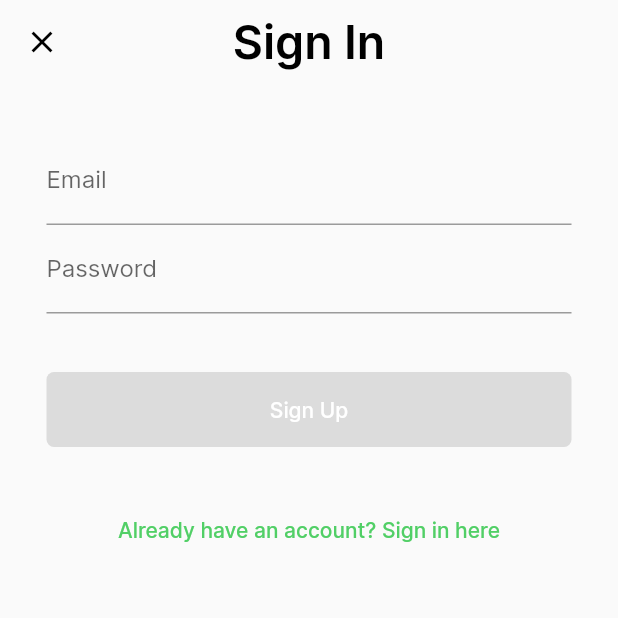
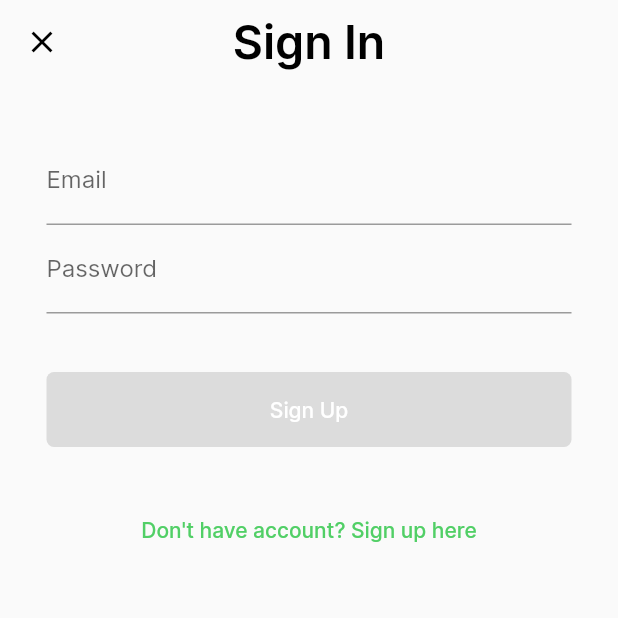
Before and after one commit to Bulk-bros/stattrack, a Flutter app: the screen it shows after launch, after a tap on "Email", on a phone screen of 412 x 824 dp, the top half of it. Run offline on Flutter 3.47's test engine with Material 2 defaults, Android fonts, the phone set to English and light mode, and no system bars; our stand-ins replace firebase_auth, firebase_core, flutter_svg, google_sign_in; accounts and stored records are empty.

```diff
--- a/stattrack/lib/pages/email_sign_in_page.dart
+++ b/stattrack/lib/pages/email_sign_in_page.dart
@@ -6,20 +6,27 @@ import 'package:stattrack/services/auth.dart';
 import 'package:stattrack/styles/palette.dart';
 
 class EmailSignInPage extends StatefulWidget {
-  const EmailSignInPage({Key? key, required this.auth}) : super(key: key);
+  const EmailSignInPage({Key? key, required this.auth, this.showSignUp})
+      : super(key: key);
 
   final AuthBase auth;
+  final bool? showSignUp;
 
   @override
   _EmailSignInPageState createState() => _EmailSignInPageState();
 }
 
 class _EmailSignInPageState extends State<EmailSignInPage> {
-  bool showSignUpForm = false;
+  late bool _showSignUpForm;
+
+  @override
+  void initState() {
+    _showSignUpForm = widget.showSignUp ?? false;
+  }
 
   void _toggleForm() {
     setState(() {
-      showSignUpForm = !showSignUpForm;
+      _showSignUpForm = !_showSignUpForm;
     });
   }
 
@@ -27,21 +34,21 @@ class _EmailSignInPageState extends State<EmailSignInPage> {
   Widget build(BuildContext context) {
     return Scaffold(
       appBar: CustomAppBar(
-        headerTitle: showSignUpForm ? 'Sign Up' : 'Sign In',
+        headerTitle: _showSignUpForm ? 'Sign Up' : 'Sign In',
       ),
       body: SingleChildScrollView(
         child: Column(
           children: <Widget>[
-            showSignUpForm
+            _showSignUpForm
                 ? EmailSignUpForm(auth: widget.auth)
                 : EmailSignInForm(auth: widget.auth),
             TextButton(
               onPressed: _toggleForm,
               style: TextButton.styleFrom(primary: Palette.accent[400]),
               child: Text(
-                showSignUpForm
-                    ? 'Don\'t have account? Sign up here'
-                    : 'Already have an account? Sign in here',
+                _showSignUpForm
+                    ? 'Already have an account? Sign in here'
+                    : 'Don\'t have account? Sign up here',
               ),
             ),
           ],
--- a/stattrack/lib/pages/sign_in_page.dart
+++ b/stattrack/lib/pages/sign_in_page.dart
@@ -21,11 +21,12 @@ class SignInPage extends StatelessWidget {
     }
   }
 
-  void _signInWithEmail(BuildContext context) {
+  void _signInWithEmail(BuildContext context, bool showSignUp) {
     Navigator.of(context).push(
       MaterialPageRoute<void>(
         fullscreenDialog: true,
-        builder: (context) => EmailSignInPage(auth: auth),
+        builder: (context) =>
+            EmailSignInPage(auth: auth, showSignUp: showSignUp),
       ),
     );
   }
@@ -84,15 +85,18 @@ class SignInPage extends StatelessWidget {
             bgColor: Colors.white,
             textColor: Colors.black87,
             // TODO: implement action
-            onPressed: () => _signInWithEmail(context),
+            onPressed: () => _signInWithEmail(context, false),
           ),
           spacing,
-          Text(
-            "Don't have an account? Sign up here",
-            textAlign: TextAlign.center,
-            style: TextStyle(
-              color: Palette.accent[200],
-              fontSize: 16.0,
+          TextButton(
+            onPressed: () => _signInWithEmail(context, true),
+            child: Text(
+              "Don't have an account? Sign up here",
+              textAlign: TextAlign.center,
+              style: TextStyle(
+                color: Palette.accent[200],
+                fontSize: 16.0,
+              ),
             ),
           ),
         ],
```
Also changed, not shown: stattrack/lib/components/forms/EmailSignUpForm.dart (+106 -7 lines), stattrack/lib/utils/validator.dart (+8 -0 lines).
